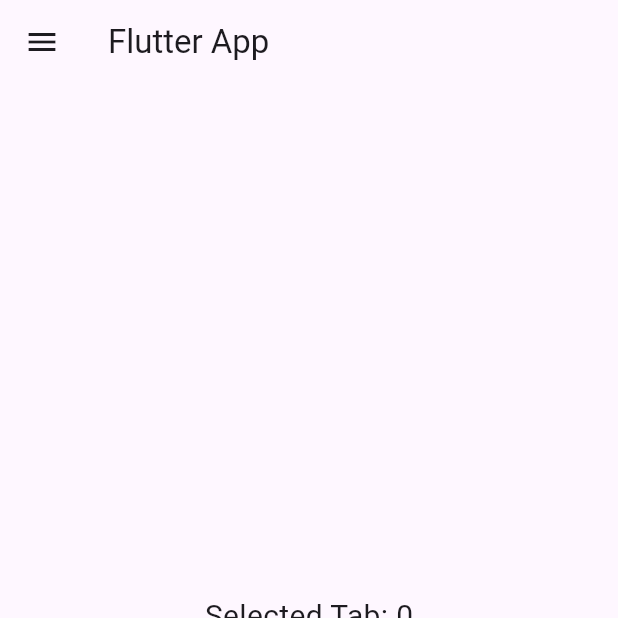
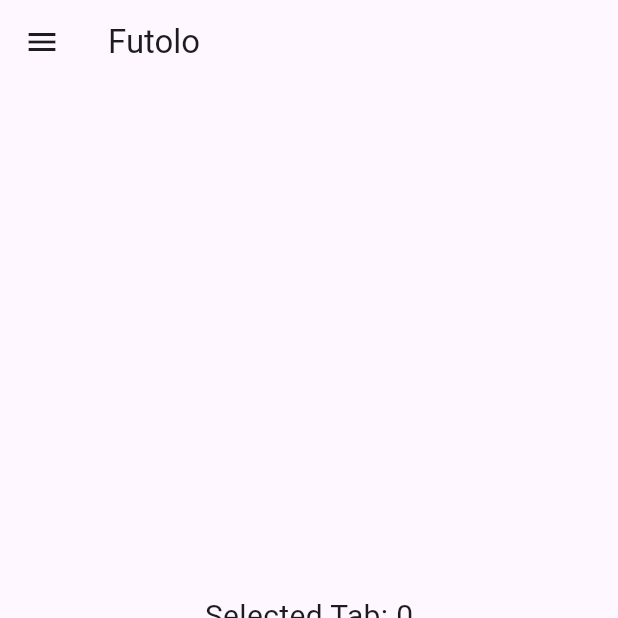
Before and after one commit to assadullah381/Futsal-Management-Application, a Flutter app: the screen it shows after launch, on a phone screen of 412 x 824 dp, the top half of it. Run offline on Flutter 3.47's test engine with Material 3 defaults, Android fonts, the light colour scheme and no system bars.

Commit message:
app bar title set

```diff
--- a/lib/main.dart
+++ b/lib/main.dart
@@ -24,7 +24,7 @@ class _MyAppState extends State<MyApp> {
   Widget build(BuildContext context) {
     return MaterialApp(
       home: Scaffold(
-        appBar: AppBar(title: Text('Flutter App')),
+        appBar: AppBar(title: Text('Futolo')),
         drawer: Drawer(
           child: ListView(
             padding: EdgeInsets.zero,
```
